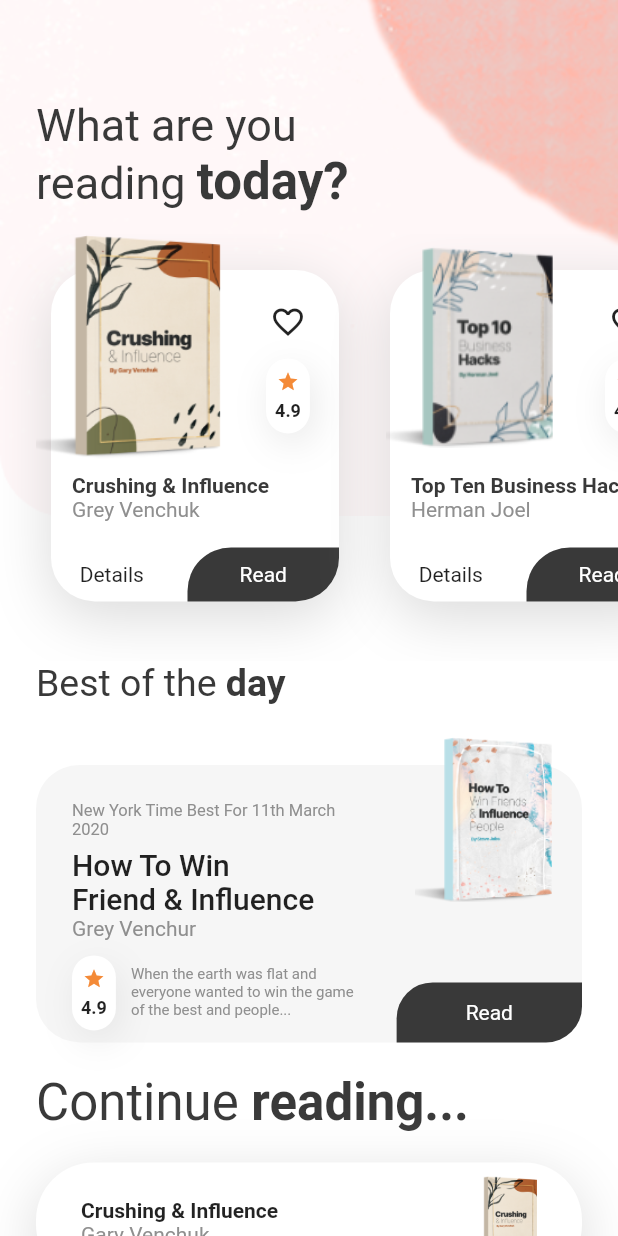
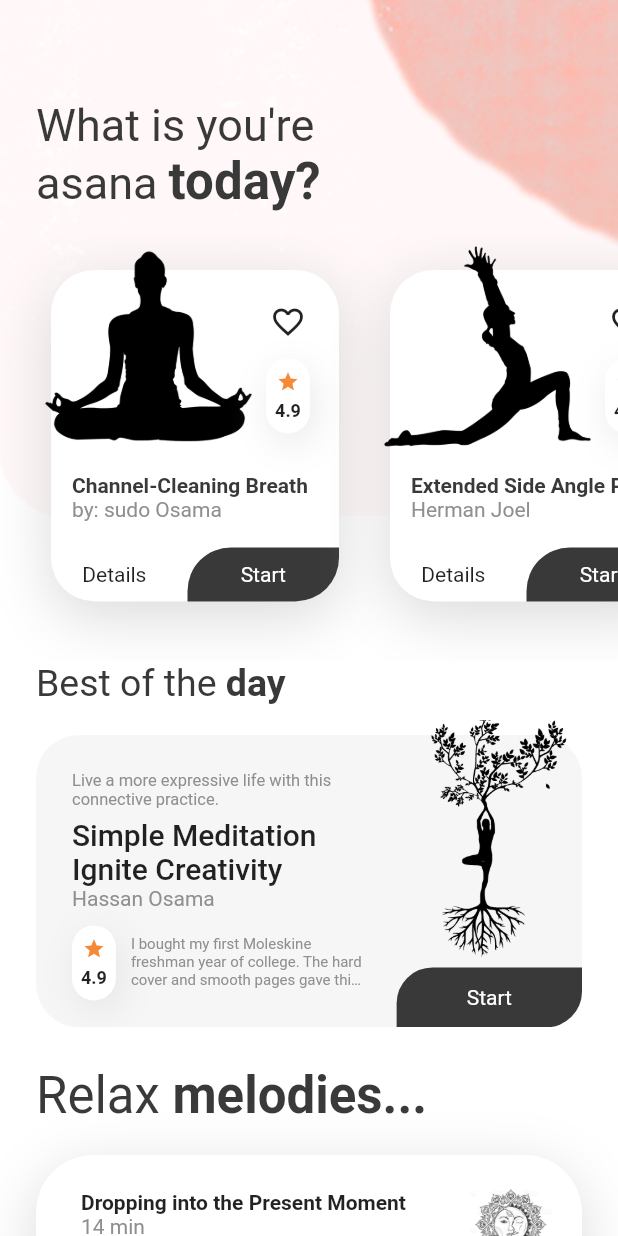
Before and after one commit to sudoosama/Meditation_Yoga_Flutter, a Flutter app: the HomeScreen screen opened directly, on a phone screen of 412 x 824 dp. Run offline on Flutter 3.47's test engine with Material 2 defaults, Android fonts, the phone set to English and light mode, and no system bars.

Commit message:
Setting UI Medit and Yoga

```diff
--- a/lib/main.dart
+++ b/lib/main.dart
@@ -32,7 +32,7 @@ class WelcomeScreen extends StatelessWidget {
         width: double.infinity,
         decoration: BoxDecoration(
           image: DecorationImage(
-            image: AssetImage("images/Bitmap.png"),
+            image: AssetImage("images/bg.jpg"),
             fit: BoxFit.fill,
           ),
         ),
@@ -44,10 +44,10 @@ class WelcomeScreen extends StatelessWidget {
                 style: Theme.of(context).textTheme.display3,
                 children: [
                   TextSpan(
-                    text: "flamin",
+                    text: "Medit & ",
                   ),
                   TextSpan(
-                    text: "go.",
+                    text: "Yoga.",
                     style: TextStyle(fontWeight: FontWeight.bold),
                   ),
                 ],
@@ -56,7 +56,7 @@ class WelcomeScreen extends StatelessWidget {
             SizedBox(
               width: MediaQuery.of(context).size.width * .5,
               child: RoundedButton(
-                text: "start reading",
+                text: "start relaxing",
                 fontSize: 20,
                 press: () {
                   Navigator.push(
--- a/lib/screens/detail_screen.dart
+++ b/lib/screens/detail_screen.dart
@@ -41,32 +41,32 @@ class DetailsScreen extends StatelessWidget {
                 ),
                 Padding(
                   padding:
-                      EdgeInsetsDirectional.only(top: size.height * .4 + 60),
+                      EdgeInsetsDirectional.only(top: size.height * .4 + 20),
                   child: Column(
                     crossAxisAlignment: CrossAxisAlignment.start,
                     children: [
                       ChapterCard(
-                        name: "Money",
+                        name: "Mrigi Mudra",
                         chapterNumber: 1,
-                        tag: "Life is about change",
+                        tag: "Beginning pranayama students",
                         press: () {},
                       ),
                       ChapterCard(
-                        name: "Power",
+                        name: "Right Nostril",
                         chapterNumber: 2,
-                        tag: "Everything loves power",
+                        tag: "Left nostril with ring-little fingers",
                         press: () {},
                       ),
                       ChapterCard(
-                        name: "Influence",
+                        name: "Nostril Open",
                         chapterNumber: 3,
-                        tag: "Influence easily life is about change",
+                        tag: "Open and exhale slowly through the left",
                         press: () {},
                       ),
                       ChapterCard(
-                        name: "Win",
+                        name: "Nadi Shodhana",
                         chapterNumber: 4,
-                        tag: "Winning is what matters",
+                        tag: "Ratio breathing, Seed mantras",
                         press: () {},
                       ),
                       SizedBox(
@@ -127,13 +127,13 @@ class DetailsScreen extends StatelessWidget {
                                   children: [
                                     TextSpan(
                                       text:
-                                          "How To Win \nFriend & Influence \n",
+                                          "Supported Headstand\n",
                                       style: TextStyle(
                                         fontSize: 20,
                                       ),
                                     ),
                                     TextSpan(
-                                      text: "Gary Venchuk",
+                                      text: "Maven",
                                       style: TextStyle(color: kBlackColor),
                                     ),
                                   ],
@@ -149,7 +149,7 @@ class DetailsScreen extends StatelessWidget {
                                   ),
                                   Expanded(
                                       child: RoundedButton(
-                                    text: "Read",
+                                    text: "Start",
                                     verticalPadding: 10,
                                   ))
                                 ],
@@ -162,7 +162,7 @@ class DetailsScreen extends StatelessWidget {
                         top: 0,
                         right: 0,
                         child: Image.asset(
-                          "images/book-3.png",
+                          "images/mm3.png",
                           width: 150,
                         ),
                       )
@@ -222,7 +222,7 @@ class ChapterCard extends StatelessWidget {
             text: TextSpan(
               children: [
                 TextSpan(
-                  text: "Chapter $chapterNumber : $name \n",
+                  text: "Step $chapterNumber : $name \n",
                   style: TextStyle(
                     fontSize: 16,
                     color: kBlackColor,
@@ -264,11 +264,11 @@ class BookInfo extends StatelessWidget {
             crossAxisAlignment: CrossAxisAlignment.start,
             children: [
               Text(
-                "Crushing &",
+                "Cleaning",
                 style: Theme.of(context).textTheme.display1,
               ),
               Text(
-                "Influence",
+                "Breathing",
                 style: Theme.of(context)
                     .textTheme
                     .display1
@@ -284,7 +284,7 @@ class BookInfo extends StatelessWidget {
                     child: Column(
                       children: [
                         Text(
-                          "When the earth was flat and everyone wanted to find the good friend and winning with an A game of with all the things you have.",
+                          "I bought my first Moleskine freshman year of college. The hard cover and smooth pages gave this organization-loving Virgo a jolt of excitement.",
                           maxLines: 5,
                           style: TextStyle(
                             fontSize: 10,
@@ -295,7 +295,7 @@ class BookInfo extends StatelessWidget {
                           height: 5,
                         ),
                         RoundedButton(
-                          text: "Read",
+                          text: "Asana",
                           verticalPadding: 10,
                         )
                       ],
@@ -316,7 +316,7 @@ class BookInfo extends StatelessWidget {
           ),
         ),
         Image.asset(
-          'images/book-1.png',
+          'images/mm2.png',
           height: 200,
         ),
       ],
--- a/lib/screens/home_screen.dart
+++ b/lib/screens/home_screen.dart
@@ -38,7 +38,7 @@ class HomeScreen extends StatelessWidget {
                         style: Theme.of(context).textTheme.display1,
                         children: [
                           TextSpan(
-                              text: "What are you \nreading ",
+                              text: "What is you're \nasana ",
                               style: TextStyle(
                                 fontSize: 30,
                               )),
@@ -58,9 +58,9 @@ class HomeScreen extends StatelessWidget {
                     child: Row(
                       children: [
                         ReadingListCard(
-                          image: "images/book-1.png",
-                          title: "Crushing & Influence",
-                          auth: "Grey Venchuk",
+                          image: "images/mm2.png",
+                          title: "Channel-Cleaning Breath",
+                          auth: "by: sudo Osama",
                           rating: 4.9,
                           pressDetails: () {
                             Navigator.push(
@@ -74,8 +74,8 @@ class HomeScreen extends StatelessWidget {
                           },
                         ),
                         ReadingListCard(
-                          image: "images/book-2.png",
-                          title: "Top Ten Business Hacks",
+                          image: "images/mm1.png",
+                          title: "Extended Side Angle Pose",
                           auth: "Herman Joel",
                           rating: 4.8,
                         ),
@@ -105,13 +105,16 @@ class HomeScreen extends StatelessWidget {
                               ]),
                         ),
                         bestOfTheDayCard(size, context),
+                        SizedBox(
+                          height: 15,
+                        ),
                         RichText(
                           text: TextSpan(
                             style: Theme.of(context).textTheme.display1,
                             children: [
-                              TextSpan(text: "Continue "),
+                              TextSpan(text: "Relax "),
                               TextSpan(
-                                text: "reading...",
+                                text: "melodies...",
                                 style: TextStyle(fontWeight: FontWeight.bold),
                               ),
                             ],
@@ -121,7 +124,7 @@ class HomeScreen extends StatelessWidget {
                           height: 20,
                         ),
                         Container(
-                          height: 80,
+                          height: 100,
                           width: MediaQuery.of(context).size.width,
                           decoration: BoxDecoration(
                               color: Colors.white,
@@ -141,7 +144,7 @@ class HomeScreen extends StatelessWidget {
                                 Expanded(
                                   child: Padding(
                                     padding: const EdgeInsets.only(
-                                       left: 30,right: 20),
+                                        left: 30, right: 20),
                                     child: Row(
                                       children: [
                                         Expanded(
@@ -152,22 +155,51 @@ class HomeScreen extends StatelessWidget {
                                                 CrossAxisAlignment.start,
                                             children: [
                                               Text(
-                                                "Crushing & Influence",
+                                                "Dropping into the Present Moment",
                                                 style: TextStyle(
                                                     fontWeight:
                                                         FontWeight.bold),
                                               ),
                                               Text(
-                                                "Gary Venchuk",
+                                                "14 min",
                                                 style: TextStyle(
                                                   color: kLightBlackColor,
                                                 ),
+                                              ),
+                                              Row(
+                                                children: [
+                                                  Icon(
+                                                    Icons.queue_music,
+                                                    size: 15,
+                                                  ),
+                                                  SizedBox(
+                                                    width: 60,
+                                                  ),
+                                                  Icon(
+                                                    Icons.skip_previous,
+                                                    size: 20,
+                                                  ),
+                                                  SizedBox(
+                                                    width: 10,
+                                                  ),
+                                                  Icon(
+                                                    Icons.pause_circle_outline,
+                                                    size: 20,
+                                                  ),
+                                                  SizedBox(
+                                                    width: 10,
+                                                  ),
+                                                  Icon(
+                                                    Icons.skip_next,
+                                                    size: 20,
+                                                  ),
+                                                ],
                                               ),
                                               Align(
                                                 alignment:
                                                     Alignment.bottomRight,
                                                 child: Text(
-                                                  "Chapter 7 of 10",
+                                                  "Next: Body Scan",
                                                   style: TextStyle(
                                                     fontSize: 10,
                                                     color: kLightBlackColor,
@@ -181,7 +213,7 @@ class HomeScreen extends StatelessWidget {
                                           ),
                                         ),
                                         Image.asset(
-                                          "images/book-1.png",
+                                          "images/mm6.jpg",
                                           width: 55,
                                         )
                                       ],
@@ -217,7 +249,7 @@ class HomeScreen extends StatelessWidget {
 
   Container bestOfTheDayCard(Size size, BuildContext context) {
     return Container(
-      margin: EdgeInsets.symmetric(vertical: 20),
+      margin: EdgeInsets.symmetric(vertical: 10),
       width: double.infinity,
       height: 205,
       child: Stack(
@@ -229,7 +261,7 @@ class HomeScreen extends StatelessWidget {
             child: Container(
               padding:
                   EdgeInsets.only(left: 24, top: 24, right: size.width * .35),
-              height: 185,
+              height: 195,
               width: MediaQuery.of(context).size.width,
               decoration: BoxDecoration(
                 color: Color(0xFFEAEAEA).withOpacity(.43),
@@ -239,7 +271,7 @@ class HomeScreen extends StatelessWidget {
                 crossAxisAlignment: CrossAxisAlignment.start,
                 children: [
                   Text(
-                    "New York Time Best For 11th March 2020",
+                    "Live a more expressive life with this connective practice.",
                     style: TextStyle(
                       fontSize: 11,
                       color: kLightBlackColor,
@@ -249,11 +281,11 @@ class HomeScreen extends StatelessWidget {
                     height: 5,
                   ),
                   Text(
-                    "How To Win \nFriend & Influence",
+                    "Simple Meditation Ignite Creativity",
                     style: Theme.of(context).textTheme.title,
                   ),
                   Text(
-                    "Grey Venchur",
+                    "Hassan Osama",
                     style: TextStyle(
                       color: kLightBlackColor,
                     ),
@@ -269,8 +301,7 @@ class HomeScreen extends StatelessWidget {
                       ),
                       Expanded(
                         child: Text(
-                          "When the earth was flat and everyone wanted to win "
-                          "the game of the best and people...",
+                          "I bought my first Moleskine freshman year of college. The hard cover and smooth pages gave this organization-loving Virgo a jolt of excitement.",
                           maxLines: 3,
                           overflow: TextOverflow.ellipsis,
                           style: TextStyle(
@@ -286,11 +317,11 @@ class HomeScreen extends StatelessWidget {
             ),
           ),
           Positioned(
-            right: 0,
-            top: 0,
+            right: -27,
+            top: -7,
             child: Image.asset(
-              "images/book-3.png",
-              width: size.width * .27,
+              "images/mm4.png",
+              width: size.width * .40,
             ),
           ),
           Positioned(
@@ -300,7 +331,7 @@ class HomeScreen extends StatelessWidget {
               height: 40,
               width: size.width * .3,
               child: TwoSideRoundedButton(
-                text: "Read",
+                text: "Start",
                 radius: 24,
                 press: () {},
               ),
--- a/lib/widget/reading_card_list.dart
+++ b/lib/widget/reading_card_list.dart
@@ -105,12 +105,12 @@ class ReadingListCard extends StatelessWidget {
                           width: 101,
                           padding: EdgeInsets.symmetric(vertical: 10),
                           alignment: Alignment.center,
-                          child: Text("Details"),
+                          child: Text(" Details"),
                         ),
                       ),
                       Expanded(
                         child: TwoSideRoundedButton(
-                          text: "Read",
+                          text: "Start",
                           press: pressRead,
                         ),
                       )
```
Also changed, not shown: pubspec.yaml (+11 -0 lines), images/bg.jpg (added), images/mm1.png (added), images/mm2.png (added), images/mm3.png (added), images/mm4.png (added), images/mm6.jpg (added).
